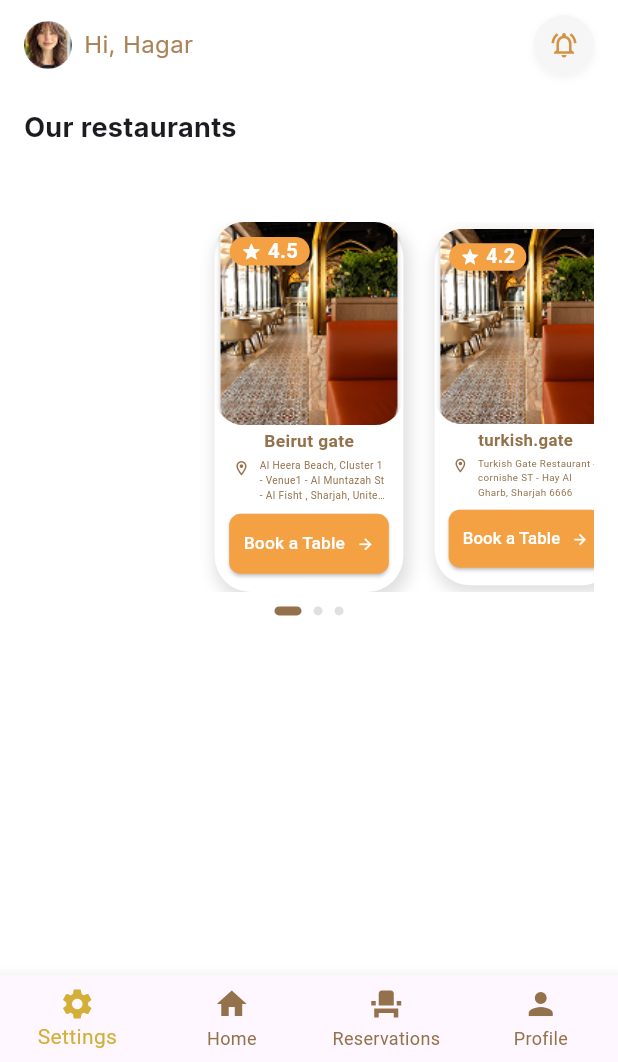
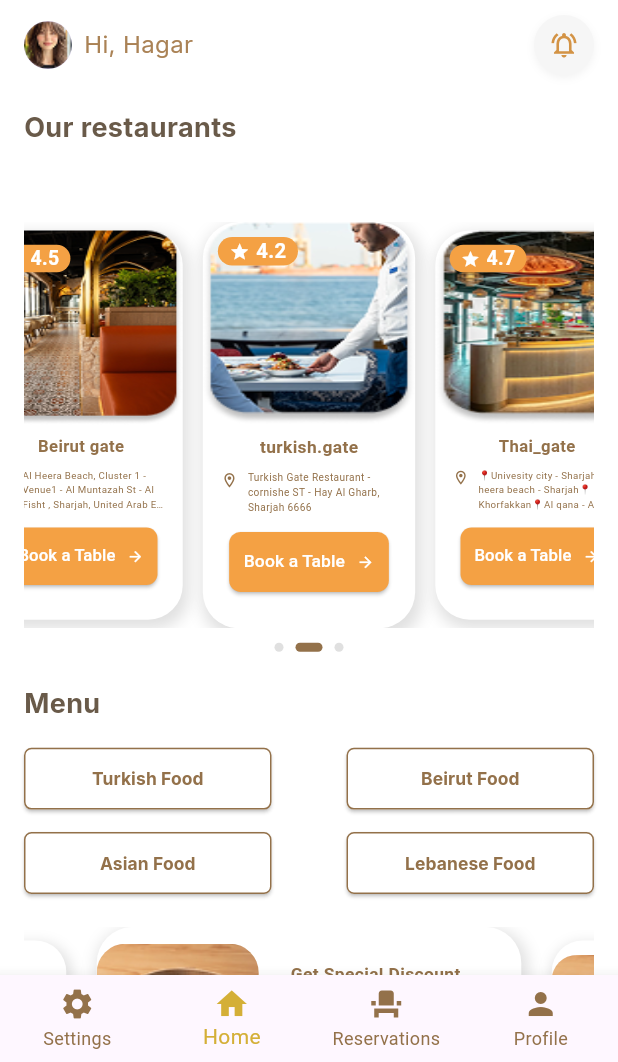
Before and after one commit to osos2511/SeatMe, a Flutter app: the screen it shows after launch, on a phone screen of 412 x 824 dp, the part 174-1236 px from its top. Run offline on Flutter 3.47's test engine with Material 3 defaults, Android fonts, the phone set to English and light mode, and no system bars; drawn by our look-alikes of carousel_slider, smooth_page_indicator; our stand-ins replace flutter_screenutil, google_fonts, pin_code_fields.

Commit message:
+home tab

```diff
--- a/lib/presentation/screens/main_screen/tabs/home.dart
+++ /dev/null
@@ -1,155 +0,0 @@
-import 'package:carousel_slider/carousel_slider.dart';
-import 'package:flutter/material.dart';
-import 'package:flutter_screenutil/flutter_screenutil.dart';
-import 'package:google_fonts/google_fonts.dart';
-import 'package:seatme/core/theme/colors.dart';
-import 'package:seatme/presentation/screens/main_screen/tabs/home_card.dart';
-import 'package:smooth_page_indicator/smooth_page_indicator.dart';
-
-
-class Home extends StatefulWidget {
-  const Home({super.key});
-
-  @override
-  State<Home> createState() => _HomeState();
-}
-
-class _HomeState extends State<Home> {
-   int currentIndex = 0;
-  @override
-  Widget build(BuildContext context) {
-    final List<Map<String, dynamic>> restaurants = [
-      {
-        'name': 'Beirut gate',
-        'rating': 4.5,
-        'image': 'assets/image(4).png',
-        'location': 'Al Heera Beach, Cluster 1 - Venue1 - Al Muntazah St - Al Fisht , Sharjah, United Arab Emirates',
-      },
-      {
-        'name': 'turkish.gate',
-        'rating': 4.2,
-        'image': 'assets/image(4).png',
-        'location': 'Turkish Gate Restaurant - cornishe ST - Hay Al Gharb, Sharjah 6666',
-      },
-      {
-        'name': 'Thai_gate',
-        'rating': 4.7,
-        'image': 'assets/image(4).png',
-        'location': '📍Univesity city - Sharjah📍Al heera beach - Sharjah📍Khorfakkan📍Al qana - Abu dhabi📍Rak',
-      },
-    ];
-    return Padding(
-      padding: const EdgeInsets.all(16.0),
-      child: Column(
-        crossAxisAlignment: CrossAxisAlignment.start,
-        children: [
-          Row(
-            mainAxisAlignment: MainAxisAlignment.center,
-            children: [Image.asset('assets/general_logo.png')],
-          ),
-          SizedBox(
-            height: 10,
-          ),
-          Row(
-            mainAxisAlignment: MainAxisAlignment.spaceBetween,
-            children: [
-              Row(
-                children: [
-                  CircleAvatar(
-                    radius: 16,
-                    backgroundImage: AssetImage('assets/girl.png'),
-                  ),
-                  SizedBox(width: 8),
-                  Text(
-                    'Hi, Hagar',
-                    style: GoogleFonts.inter(
-                      color: Color(0xffAA8255),
-                      fontWeight: FontWeight.w400,
-                      fontSize: 16,
-                    ),
-                  ),
-                ],
-              ),
-              Container(
-                width: 40,
-                height: 40,
-                decoration: BoxDecoration(
-                  color: Color(0xFFF6F6F6),
-                  borderRadius: BorderRadius.circular(20),
-                  boxShadow: [
-                    BoxShadow(
-                      color: Colors.black.withOpacity(0.05),
-                      blurRadius: 4,
-                      offset: Offset(0, 2),
-                    ),
-                  ],
-                ),
-                child: IconButton(
-                  onPressed: () {},
-                  icon: Icon(
-                    Icons.notifications_active_outlined,
-                    color: Color(0xffD39345),
-                  ),
-                  iconSize: 20,
-                ),
-              ),
-            ],
-          ),
-          SizedBox(
-            height: 22,
-          ),
-          Text('Our restaurants',style: GoogleFonts.inter(fontSize: 18,fontWeight: FontWeight.w700),),
-          Padding(
-        padding: const EdgeInsets.only(top: 50.0),
-        child: CarouselSlider.builder(
-          itemCount: restaurants.length,
-          itemBuilder: (context, index, realIndex) {
-            final restaurant = restaurants[index];
-            return GestureDetector(
-              onTap: () {
-
-              },
-              child: Hero(
-                tag: restaurant['name'],
-                child: RestaurantCard(
-                  name: restaurant['name'],
-                  rating: restaurant['rating'],
-                  image: restaurant['image'],
-                  location: restaurant['location'],
-                ),
-              ),
-            );
-          },
-          options: CarouselOptions(
-            height: 255.h,
-            enlargeCenterPage: true,
-            enableInfiniteScroll: false,
-            viewportFraction: .38,
-            enlargeFactor: .15,
-            onPageChanged: (index, reason) {
-             setState(() {
-               currentIndex = index;
-             });
-            },
-          ),
-        ),),        SizedBox(height: 10.h),
-        Center(
-          child: AnimatedSmoothIndicator(
-            activeIndex: currentIndex,
-            count: restaurants.length,
-            effect: ExpandingDotsEffect(
-              dotHeight: 6,
-              dotWidth: 6,
-              activeDotColor: ColorApp.secondaryColor2,
-              dotColor: Colors.grey.shade300,
-            ),
-           ),
-        ),
-
-
-
-        ],
-      ),
-    );
-  }
-}
--- /dev/null
+++ b/lib/presentation/screens/main_screen/tabs/home/home.dart
@@ -0,0 +1,254 @@
+import 'package:carousel_slider/carousel_slider.dart';
+import 'package:flutter/material.dart';
+import 'package:flutter_screenutil/flutter_screenutil.dart';
+import 'package:google_fonts/google_fonts.dart';
+import 'package:seatme/core/theme/colors.dart';
+import 'package:seatme/presentation/screens/main_screen/tabs/home/widgets/discount_card.dart';
+import 'package:seatme/presentation/screens/main_screen/tabs/home/widgets/home_card.dart';
+import 'package:smooth_page_indicator/smooth_page_indicator.dart';
+
+class Home extends StatefulWidget {
+  const Home({super.key});
+
+  @override
+  State<Home> createState() => _HomeState();
+}
+
+class _HomeState extends State<Home> {
+  int currentIndex = 1;
+  int currentIndex2=1;
+
+  @override
+  Widget build(BuildContext context) {
+    final List<String> restaurantFood = [
+      'Turkish Food',
+      'Beirut Food',
+      'Asian Food',
+      'Lebanese Food',
+    ];
+
+    final List<Map<String, dynamic>> restaurants = [
+      {
+        'name': 'Beirut gate',
+        'rating': 4.5,
+        'image': 'assets/image(4).png',
+        'location':
+            'Al Heera Beach, Cluster 1 - Venue1 - Al Muntazah St - Al Fisht , Sharjah, United Arab Emirates',
+      },
+      {
+        'name': 'turkish.gate',
+        'rating': 4.2,
+        'image': 'assets/image(5).png',
+        'location':
+            'Turkish Gate Restaurant - cornishe ST - Hay Al Gharb, Sharjah 6666',
+      },
+      {
+        'name': 'Thai_gate',
+        'rating': 4.7,
+        'image': 'assets/image(6).png',
+        'location':
+            '📍Univesity city - Sharjah📍Al heera beach - Sharjah📍Khorfakkan📍Al qana - Abu dhabi📍Rak',
+      },
+    ];
+
+    return SingleChildScrollView(
+      child: Padding(
+        padding: const EdgeInsets.all(16.0),
+        child: Column(
+          crossAxisAlignment: CrossAxisAlignment.start,
+          children: [
+            Row(
+              mainAxisAlignment: MainAxisAlignment.center,
+              children: [Image.asset('assets/general_logo.png')],
+            ),
+            SizedBox(height: 10),
+            Row(
+              mainAxisAlignment: MainAxisAlignment.spaceBetween,
+              children: [
+                Row(
+                  children: [
+                    CircleAvatar(
+                      radius: 16,
+                      backgroundImage: AssetImage('assets/girl.png'),
+                    ),
+                    SizedBox(width: 8),
+                    Text(
+                      'Hi, Hagar',
+                      style: GoogleFonts.inter(
+                        color: Color(0xffAA8255),
+                        fontWeight: FontWeight.w400,
+                        fontSize: 16,
+                      ),
+                    ),
+                  ],
+                ),
+                Container(
+                  width: 40,
+                  height: 40,
+                  decoration: BoxDecoration(
+                    color: Color(0xFFF6F6F6),
+                    borderRadius: BorderRadius.circular(20),
+                    boxShadow: [
+                      BoxShadow(
+                        color: Colors.black.withOpacity(0.05),
+                        blurRadius: 4,
+                        offset: Offset(0, 2),
+                      ),
+                    ],
+                  ),
+                  child: IconButton(
+                    onPressed: () {},
+                    icon: Icon(
+                      Icons.notifications_active_outlined,
+                      color: Color(0xffD39345),
+                    ),
+                    iconSize: 20,
+                  ),
+                ),
+              ],
+            ),
+            SizedBox(height: 22),
+            Text(
+              'Our restaurants',
+              style: GoogleFonts.inter(
+                fontSize: 18,
+                fontWeight: FontWeight.w700,
+                color: Color(0xff695A49),
+              ),
+            ),
+            Padding(
+              padding: const EdgeInsets.only(top: 50.0),
+              child: CarouselSlider.builder(
+                itemCount: restaurants.length,
+                itemBuilder: (context, index, realIndex) {
+                  final restaurant = restaurants[index];
+                  return GestureDetector(
+                    onTap: () {},
+                    child: Hero(
+                      tag: restaurant['name'],
+                      child: RestaurantCard(
+                        name: restaurant['name'],
+                        rating: restaurant['rating'],
+                        image: restaurant['image'],
+                        location: restaurant['location'],
+                      ),
+                    ),
+                  );
+                },
+                options: CarouselOptions(
+                  initialPage: 1,
+                  height: 280.h,
+                  enlargeCenterPage: true,
+                  enableInfiniteScroll: false,
+                  viewportFraction: .4,
+                  enlargeFactor: .16,
+                  onPageChanged: (index, reason) {
+                    setState(() {
+                      currentIndex = index;
+                    });
+                  },
+                ),
+              ),
+            ),
+            SizedBox(height: 10.h),
+            Center(
+              child: AnimatedSmoothIndicator(
+                activeIndex: currentIndex,
+                count: restaurants.length,
+                effect: ExpandingDotsEffect(
+                  dotHeight: 6,
+                  dotWidth: 6,
+                  activeDotColor: ColorApp.secondaryColor2,
+                  dotColor: Colors.grey.shade300,
+                ),
+              ),
+            ),
+            SizedBox(height: 22),
+            Text(
+              'Menu',
+              style: GoogleFonts.inter(
+                fontSize: 18,
+                fontWeight: FontWeight.w700,
+                color: Color(0xff695A49),
+              ),
+            ),
+            SizedBox(height: 16),
+            GridView.builder(
+              shrinkWrap: true,
+              physics: NeverScrollableScrollPhysics(),
+              itemCount: restaurantFood.length,
+              gridDelegate: SliverGridDelegateWithFixedCrossAxisCount(
+                crossAxisCount: 2,
+                mainAxisSpacing: 15,
+                crossAxisSpacing: 50,
+                childAspectRatio: 4,
+              ),
+              itemBuilder:
+                  (context, index) => ElevatedButton(
+                    style: ElevatedButton.styleFrom(
+                      backgroundColor: Colors.white,
+                      shape: RoundedRectangleBorder(
+                        borderRadius: BorderRadius.circular(5),
+                        side: BorderSide(color: ColorApp.secondaryColor2),
+                      ),
+                      fixedSize: Size(120.h, 32.w),
+                    ),
+                    onPressed: () {},
+                    child: Text(
+                      restaurantFood[index],
+                      style: GoogleFonts.inter(
+                        color: ColorApp.secondaryColor2,
+                        fontWeight: FontWeight.w700,
+                        fontSize: 12.sp,
+                      ),
+                    ),
+                  ),
+            ),
+            SizedBox(height: 22),
+            CarouselSlider.builder(
+              itemCount: restaurants.length,
+              itemBuilder: (context, index, realIndex) {
+                final restaurant = restaurants[index];
+                return GestureDetector(
+                  onTap: () {},
+                  child: Hero(
+                    tag: restaurant['name'],
+                    child: DiscountCard(
+                     text: 'Get Special Discount\nUp to 40%',
+                      image: 'assets/disc_image.png',
+                    ),
+                  ),
+                );
+              },
+              options: CarouselOptions(
+                initialPage: 1,
+                height: 143.h,
+                enlargeCenterPage: true,
+                enableInfiniteScroll: false,
+                viewportFraction: .75,
+                onPageChanged: (index, reason) {
+                  setState(() {
+                    currentIndex2 = index;
+                  });
+                },
+              ),
+            ),
+            SizedBox(height: 10.h),
+            Center(
+              child: AnimatedSmoothIndicator(
+                activeIndex: currentIndex2,
+                count: restaurants.length,
+                effect: ExpandingDotsEffect(
+                  dotHeight: 6,
+                  dotWidth: 6,
+                  activeDotColor: ColorApp.secondaryColor2,
+                  dotColor: Colors.grey.shade300,
+                ),
+              ),
+            ),
+          ],
+        ),
+      ),
+    );
+  }
+}
--- /dev/null
+++ b/lib/presentation/screens/main_screen/tabs/home/widgets/discount_card.dart
@@ -0,0 +1,97 @@
+import 'package:flutter/material.dart';
+import 'package:flutter_screenutil/flutter_screenutil.dart';
+import 'package:seatme/core/theme/colors.dart';
+
+class DiscountCard extends StatelessWidget {
+  final String text;
+  final String image;
+
+  const DiscountCard({super.key, required this.text, required this.image});
+
+  @override
+  Widget build(BuildContext context) {
+    return Container(
+      width: 270.w,
+      decoration: BoxDecoration(
+        color: Colors.white,
+        borderRadius: BorderRadius.circular(24),
+        boxShadow: [
+          BoxShadow(
+            color: Colors.black12,
+            blurRadius: 8,
+            spreadRadius: 2,
+            offset: Offset(2, 4),
+          ),
+        ],
+      ),
+      child: Row(
+        crossAxisAlignment: CrossAxisAlignment.center,
+        children: [
+          ClipRRect(
+            borderRadius: const BorderRadius.all(Radius.circular(20)).r,
+            child: Image.asset(
+              image,
+              height: 120.h,
+
+              width: 103.w,
+              fit: BoxFit.cover,
+            ),
+          ),
+
+          SizedBox(width: 10.h),
+          Column(
+            mainAxisAlignment: MainAxisAlignment.center,
+            children: [
+              Padding(
+                padding:
+                    const EdgeInsets.symmetric(horizontal: 12.0, vertical: 5).r,
+                child: Center(
+                  child: Text(
+                    text,
+                    maxLines: 2,
+                    overflow: TextOverflow.ellipsis,
+                    style: TextStyle(
+                      fontSize: 12.sp,
+                      fontWeight: FontWeight.bold,
+                      color: ColorApp.secondaryColor2,
+                    ),
+                  ),
+                ),
+              ),
+              SizedBox(height: 10.h),
+              Padding(
+                padding: const EdgeInsets.symmetric(horizontal: 2.0).r,
+                child: Directionality(
+                  textDirection: TextDirection.rtl,
+                  child: Center(
+                    child: ElevatedButton.icon(
+                      style: ElevatedButton.styleFrom(
+                        backgroundColor: ColorApp.secondaryColor1,
+                        shape: RoundedRectangleBorder(
+                          borderRadius: BorderRadius.circular(8).r,
+                        ),
+                        padding: const EdgeInsets.symmetric(horizontal: 10).r,
+                      ),
+                      onPressed: () {},
+                      icon: Icon(
+                        Icons.arrow_back,
+                        size: 12.sp,
+                        color: Colors.black,
+                      ),
+                      label: Text(
+                        'More Offers',
+                        style: TextStyle(fontSize: 12.sp, color: Colors.black),
+
+                        textAlign: TextAlign.left,
+                      ),
+                    ),
+                  ),
+                ),
+              ),
+            ],
+          ),
+        ],
+      ),
+    );
+  }
+}
--- a/lib/presentation/screens/main_screen/tabs/home_card.dart
+++ b/lib/presentation/screens/main_screen/tabs/home/widgets/home_card.dart
@@ -21,7 +21,7 @@ class RestaurantCard extends StatelessWidget {
   @override
   Widget build(BuildContext context) {
     return Container(
-      width: 120.w,
+      width: 135.w,
 
       decoration: BoxDecoration(
         color: Colors.white,
@@ -46,7 +46,7 @@ class RestaurantCard extends StatelessWidget {
                   image,
                   height: 140.h,
                   width: double.infinity,
-                  fit: BoxFit.cover,
+                  fit: BoxFit.fill,
                 ),
               ),
               Positioned(
--- a/lib/presentation/screens/main_screen/tabs/main_tabs.dart
+++ b/lib/presentation/screens/main_screen/tabs/main_tabs.dart
@@ -2,7 +2,7 @@ import 'package:flutter/material.dart';
 import 'package:seatme/presentation/screens/main_screen/tabs/profile.dart';
 import 'package:seatme/presentation/screens/main_screen/tabs/reservations.dart';
 import 'package:seatme/presentation/screens/main_screen/tabs/settings.dart';
-import 'home.dart';
+import 'home/home.dart';
 
 class MainTabs extends StatefulWidget {
   @override
@@ -10,9 +10,9 @@ class MainTabs extends StatefulWidget {
 }
 
 class _MainTabsState extends State<MainTabs> {
-  int _selectedIndex = 0;
+  int _selectedIndex = 1;
 
-  final List<Widget> _screens = [Home(), Reservations(), Profile(), Settings()];
+  final List<Widget> _screens = [  Settings(),Home(),Reservations(), Profile()];
 
   void _onItemTapped(int index) {
     setState(() {
```
Also changed, not shown: assets/disc_image.png (added), assets/image(5).png (added), assets/image(6).png (added).
